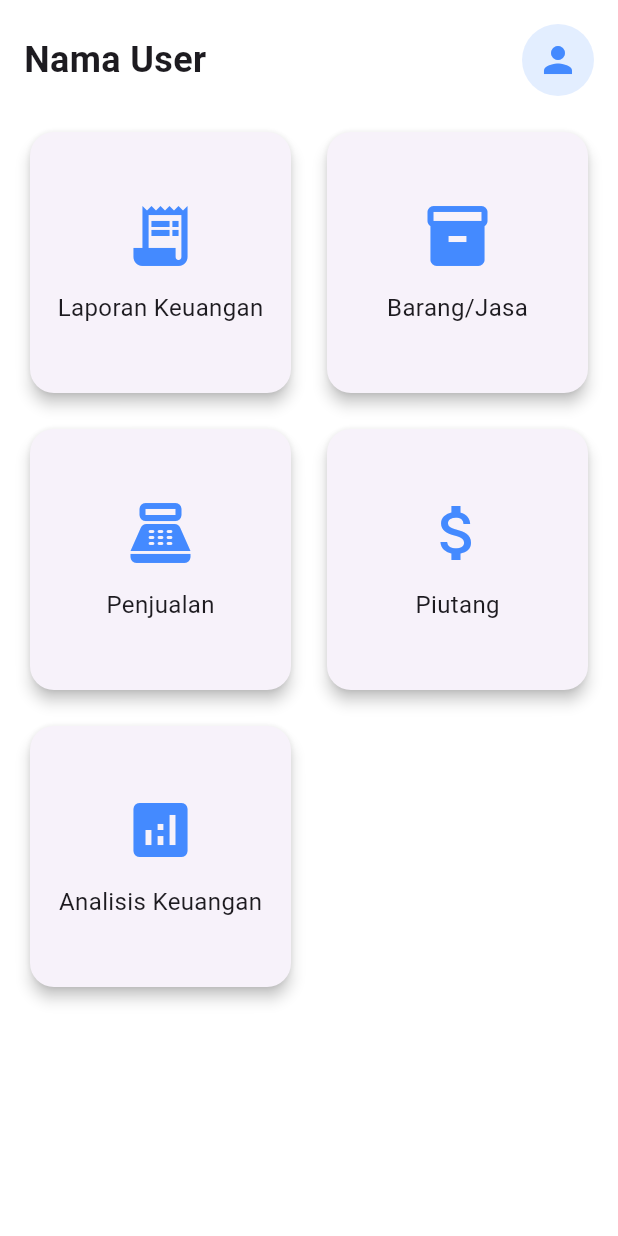
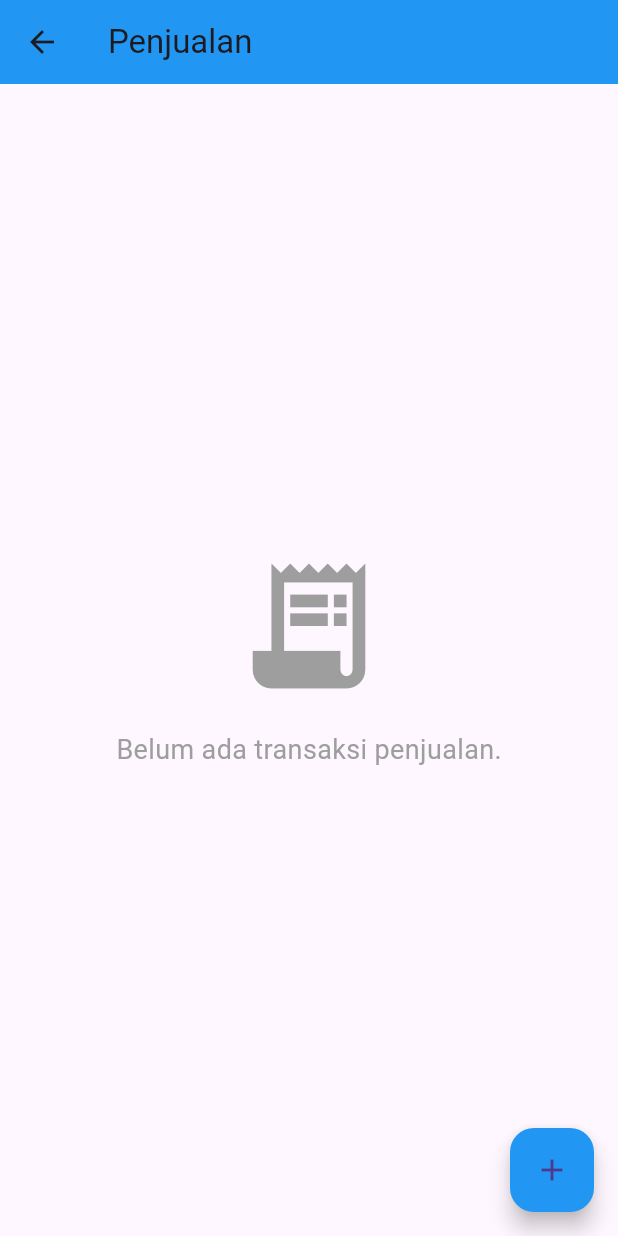
Before and after one commit to JustNap/Capstone_Kelompok4, a Flutter app: the screen it shows after launch, after a tap on "Penjualan", on a phone screen of 412 x 824 dp. Run offline on Flutter 3.47's test engine with Material 3 defaults, Android fonts, the phone set to English and light mode, and no system bars.

Commit message:
Membuat halaman penjualan sederhana dan mengintegrasikannya dengan homepage!

```diff
--- a/apk_pembukuan/lib/homepage/homepage.dart
+++ b/apk_pembukuan/lib/homepage/homepage.dart
@@ -1,3 +1,4 @@
+import 'package:apk_pembukuan/penjualan/penjualan.dart';
 import 'package:flutter/material.dart';
 
 class Homepage extends StatelessWidget {
@@ -48,11 +49,15 @@ class Homepage extends StatelessWidget {
                   crossAxisSpacing: 16,
                   mainAxisSpacing: 16,
                   children: [
-                    _buildMenuItem(Icons.receipt_long, 'Laporan Keuangan'),
-                    _buildMenuItem(Icons.inventory, 'Barang/Jasa'),
-                    _buildMenuItem(Icons.point_of_sale, 'Penjualan'),
-                    _buildMenuItem(Icons.attach_money, 'Piutang'),
-                    _buildMenuItem(Icons.analytics, 'Analisis Keuangan'),
+                    _buildMenuItem(Icons.receipt_long, 'Laporan Keuangan',(){}),
+                    _buildMenuItem(Icons.inventory, 'Barang/Jasa', (){}),
+                    _buildMenuItem(Icons.point_of_sale, 'Penjualan', (){
+                      Navigator.of(context).push(
+                        MaterialPageRoute(builder: (context) => const PenjualanPage()),
+                      );
+                    }),
+                    _buildMenuItem(Icons.attach_money, 'Piutang', (){}),
+                    _buildMenuItem(Icons.analytics, 'Analisis Keuangan', (){}),
                   ],
                 ),
               ),
@@ -63,11 +68,9 @@ class Homepage extends StatelessWidget {
     );
   }
 
-  Widget _buildMenuItem(IconData icon, String label) {
+  Widget _buildMenuItem(IconData icon, String label, VoidCallback onTap) {
   return GestureDetector(
-      onTap: () {
-
-      },
+    onTap: onTap,
     child: Card(
       elevation: 4,
       shape: RoundedRectangleBorder(borderRadius: BorderRadius.circular(16)),
--- /dev/null
+++ b/apk_pembukuan/lib/penjualan/penjualan.dart
@@ -0,0 +1,39 @@
+import 'package:flutter/material.dart';
+
+class PenjualanPage extends StatelessWidget {
+  const PenjualanPage({super.key});
+
+  @override
+  Widget build(BuildContext context) {
+    return Scaffold(
+      appBar: AppBar(
+        title: const Text('Penjualan'),
+        backgroundColor: Colors.blue, // bisa pakai color1 kalau pakai file color.dart
+      ),
+      body: Center(
+        child: Column(
+          mainAxisAlignment: MainAxisAlignment.center,
+          children: const [
+            Icon(
+              Icons.receipt_long,
+              size: 100,
+              color: Colors.grey,
+            ),
+            SizedBox(height: 20),
+            Text(
+              'Belum ada transaksi penjualan.',
+              style: TextStyle(fontSize: 18, color: Colors.grey),
+            ),
+          ],
+        ),
+      ),
+      floatingActionButton: FloatingActionButton(
+        onPressed: () {
+          // untuk halaman tambah daftar transaksi
+        },
+        backgroundColor: Colors.blue,
+        child: const Icon(Icons.add),
+      ),
+    );
+  }
+}
```
Lines whose indentation alone changed are shown as unchanged.
